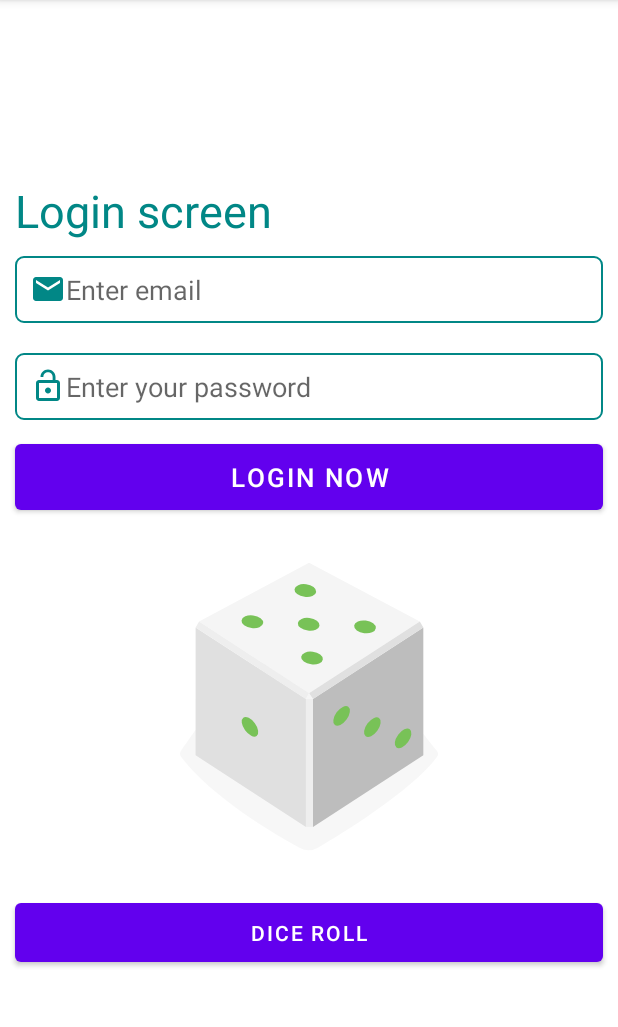
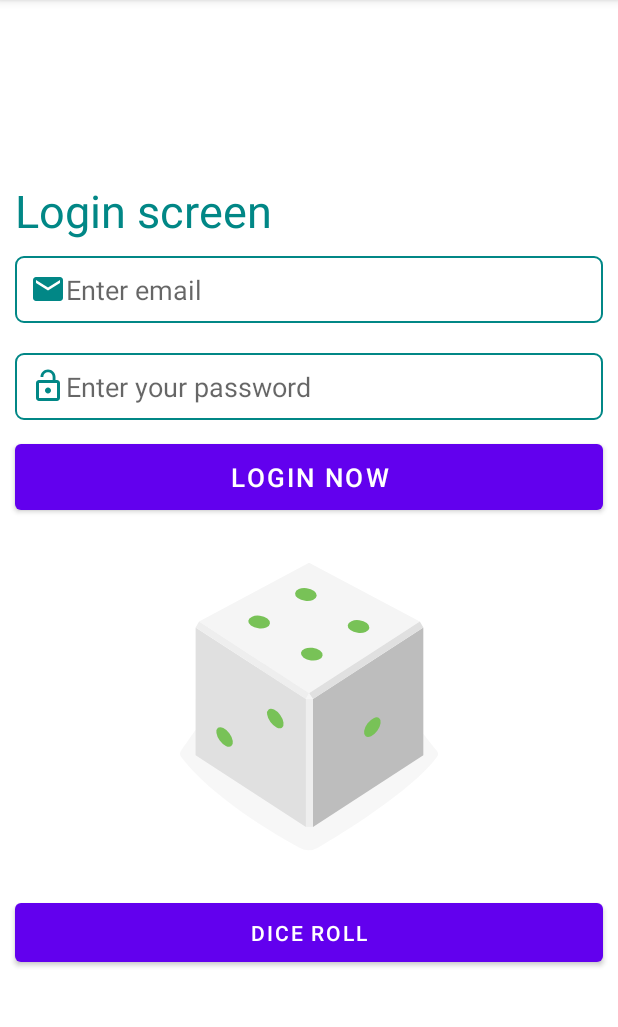
Before and after one commit to rowjoy/android_app_project, an Android app: the screen it shows after launch (MainActivity), after a tap on "DICE ROLL", on a phone screen of 412 x 824 dp, the part 84-1111 px from its top. Run offline under Robolectric (Android 15) with nearby library versions, the phone set to English and light mode, and no system bars.

Commit message:
Some update

```diff
--- a/app/build.gradle
+++ b/app/build.gradle
@@ -41,4 +41,6 @@ dependencies {
     testImplementation 'junit:junit:4.13.2'
     androidTestImplementation 'androidx.test.ext:junit:1.1.5'
     androidTestImplementation 'androidx.test.espresso:espresso-core:3.5.1'
+
+
 }
--- a/app/src/main/java/com/nec/androidapp/MainActivity.kt
+++ b/app/src/main/java/com/nec/androidapp/MainActivity.kt
@@ -9,26 +9,36 @@ import com.nec.androidapp.R.layout.activity_main
 import kotlin.random.Random
 
 class MainActivity : AppCompatActivity() {
+    private lateinit var  diceImage : ImageView;
     override fun onCreate(savedInstanceState: Bundle?) {
         super.onCreate(savedInstanceState)
         setContentView(activity_main);
-//        val emailcontroller : EditText = findViewById(R.id.email_name);
-//        val passwordController : EditText = findViewById(R.id.Number_password);
-//        login_buttonOpration("rowjoy@gmail.com", "dhjfdjfhfg");
+        val emailcontroller : EditText = findViewById(R.id.email_name);
+        val passwordController : EditText = findViewById(R.id.Number_password);
 
-        var diceButton : Button = findViewById(R.id.Dice_button);
+        login_buttonOpration("rowjoy@gmail.com", "dhjfdjfhfg");
+        val diceButton : Button = findViewById(R.id.Dice_button);
+        diceImage = findViewById(R.id.Dice_image);
+
         diceButton.setOnClickListener(){
             diceRandom();
         }
 
 
+
+
+
+
+
+
+
+
     }
 
+
+
     private fun diceRandom() {
-        val diceImage : ImageView = findViewById(R.id.Dice_image);
-        val random = Random.nextInt(6) + 1;
-
-        val result =  when (random){
+        val result =  when (Random.nextInt(6)){
             1 -> R.drawable.dice_1;
             2 -> R.drawable.dice_2;
             3 -> R.drawable.dice_3;
@@ -36,7 +46,6 @@ class MainActivity : AppCompatActivity() {
             5 -> R.drawable.dice_5;
             else -> R.drawable.dice_6;
         }
-
         diceImage.setImageResource(result);
 
     }
@@ -44,6 +53,8 @@ class MainActivity : AppCompatActivity() {
     private fun login_buttonOpration( email: String, password : String) {
         val login_button : Button = findViewById(R.id.login_button);
     }
+
+
 
 
 }
--- a/app/src/main/res/layout/activity_main.xml
+++ b/app/src/main/res/layout/activity_main.xml
@@ -59,7 +59,8 @@
     <ImageView
         android:id="@+id/Dice_image"
         android:layout_width="wrap_content"
-        android:src="@drawable/dice_1"
+        android:src="@drawable/empty_dice"
+        tools:src = "@drawable/dice_1"
         android:layout_gravity = "center_horizontal"
         android:layout_height="wrap_content" />
 
@@ -76,4 +77,9 @@
         android:text="Dice roll" />
 
 
+
+
+
+
+
 </LinearLayout>
```
